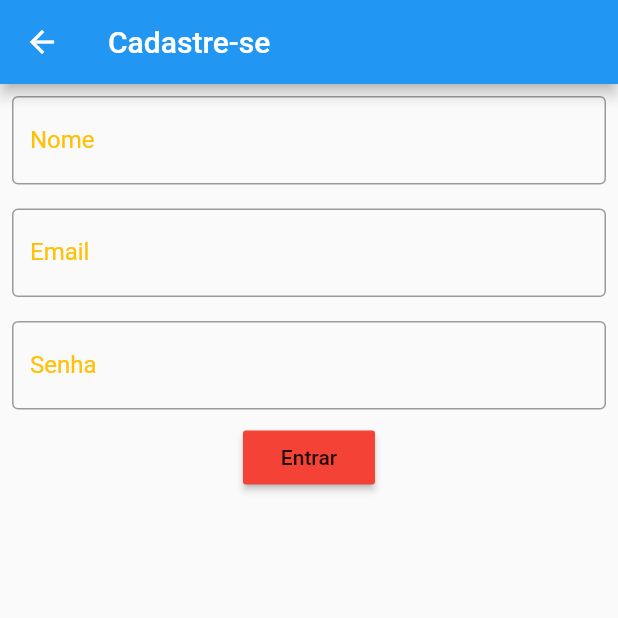
After one commit to JNSantiago/car_wash_flutter, a Flutter app: the RegisterScreen screen opened by its route, on a phone screen of 412 x 824 dp, the top half of it. The commit adds this screen. Run offline on Flutter 3.47's test engine with Material 2 defaults, Android fonts, the phone set to English and light mode, and no system bars; our stand-ins replace google_maps_flutter, shared_preferences; accounts and stored records are empty.

Commit message:
adicionando formulário de cadastro

```diff
--- a/lib/routes.dart
+++ b/lib/routes.dart
@@ -1,10 +1,12 @@
 import 'package:flutter/material.dart';
 import 'package:car_wash/screens/login_screen.dart';
+import 'package:car_wash/screens/register_screen.dart';
 import 'package:car_wash/screens/home_screen.dart';
 import 'package:car_wash/screens/splash_screen.dart';
 
 final routes = {
   '/': (BuildContext context) => new SplashScreen(),
   'login': (BuildContext context) => new LoginScreen(),
+  'register': (BuildContext context) => new RegisterScreen(),
   'home': (BuildContext context) => new HomeScreen(),
 };
--- a/lib/screens/login_screen.dart
+++ b/lib/screens/login_screen.dart
@@ -92,6 +92,14 @@ class _LoginScreenState extends State<LoginScreen> {
               _isLoading ? CircularProgressIndicator() : loginButton
             ],
           ),
+        ),
+        Center(
+          child: InkWell(
+            child: Text('Não tem uma conta? Cadastre-se'),
+            onTap: () {
+              Navigator.pushNamed(context, 'register');
+            },
+          ),
         )
       ],
     );
--- /dev/null
+++ b/lib/screens/register_screen.dart
@@ -0,0 +1,76 @@
+import 'package:flutter/material.dart';
+
+class RegisterScreen extends StatefulWidget {
+  @override
+  _RegisterScreenState createState() => _RegisterScreenState();
+}
+
+class _RegisterScreenState extends State<RegisterScreen> {
+  final formKey = new GlobalKey<FormState>();
+  final scaffoldKey = new GlobalKey<ScaffoldState>();
+  bool _isLoading = false;
+
+  String _email, _password, _name;
+
+  @override
+  Widget build(BuildContext context) {
+    var registerButton = RaisedButton(
+      onPressed: () => {},
+      child: Text("Entrar"),
+      color: Colors.primaries[0],
+    );
+
+    var registerForm = Column(
+      children: <Widget>[
+        Form(
+          key: formKey,
+          child: Column(
+            children: <Widget>[
+              Padding(
+                padding: EdgeInsets.all(8.0),
+                child: TextFormField(
+                  onSaved: (val) => _name = val,
+                  decoration: InputDecoration(
+                      labelText: "Nome",
+                      labelStyle: TextStyle(color: Colors.amber),
+                      border: OutlineInputBorder()),
+                ),
+              ),
+              Padding(
+                padding: EdgeInsets.all(8.0),
+                child: TextFormField(
+                  onSaved: (val) => _email = val,
+                  decoration: InputDecoration(
+                      labelText: "Email",
+                      labelStyle: TextStyle(color: Colors.amber),
+                      border: OutlineInputBorder()),
+                ),
+              ),
+              Padding(
+                padding: EdgeInsets.all(8.0),
+                child: TextFormField(
+                  onSaved: (val) => _password = val,
+                  decoration: InputDecoration(
+                      labelText: "Senha",
+                      labelStyle: TextStyle(color: Colors.amber),
+                      border: OutlineInputBorder()),
+                ),
+              ),
+               _isLoading ? CircularProgressIndicator() : registerButton
+            ],
+          ),
+        )
+      ],
+    );
+
+    return Scaffold(
+      key: scaffoldKey,
+      appBar: AppBar(
+        title: Text('Cadastre-se'),
+      ),
+      body: Container(
+        child: registerForm,
+      ),
+    );
+  }
+}
```
Also changed, not shown: 1 other file.
